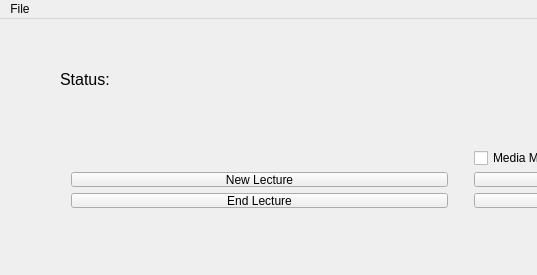
Above: tcc_teste/tcc_teste/mainwindow.ui from raquelrasia/tcc before the change; both pictures show x 0 to 537 and y 0 to 275 of the 911 by 275 pixel window. Below: the same form after it.
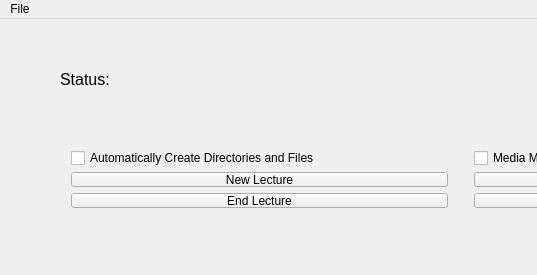
That is the form after the change.

Commit message: Dialog added with course selection and class selection for automatic path

Patch:
```diff
--- a/tcc_teste/tcc_teste/mainwindow.ui
+++ b/tcc_teste/tcc_teste/mainwindow.ui
@@ -85,6 +85,13 @@
        </property>
       </widget>
      </item>
+     <item row="0" column="0">
+      <widget class="QCheckBox" name="checkBox_2">
+       <property name="text">
+        <string>Automatically Create Directories and Files</string>
+       </property>
+      </widget>
+     </item>
     </layout>
    </widget>
    <widget class="QLabel" name="label">
```
The commit also changes 7 other files.
